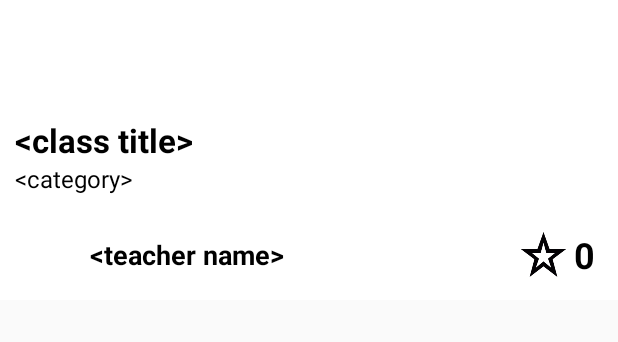
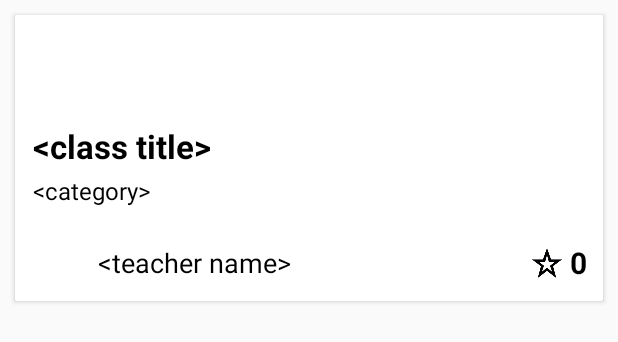
Before and after one commit to maxamillion32/firehub, an Android app: the layout item_course.xml on its own in the app's theme, with its tools: preview values and no code run, on a phone screen of 412 x 824 dp. Shown: the top 342 px of the screen. Run offline under Robolectric (Android 15) with nearby library versions, the phone set to English and light mode, and no system bars.

Commit message:
layout changes

```diff
--- a/app/src/main/java/com/tropicthunder/firehub/PostListAdapter.java
+++ b/app/src/main/java/com/tropicthunder/firehub/PostListAdapter.java
@@ -189,8 +189,14 @@ public class PostListAdapter extends RecyclerView.Adapter<PostListAdapter.PostsV
         postsViewHolder.tvCategory.setText(postsList.get(i).getCategory());
         postsViewHolder.tvClassTitle.setText(postsList.get(i).getTitle());
 
-        Picasso.with(context).load(postsList.get(i).getCoursePicture()).into(postsViewHolder.coursePicture);
-        Picasso.with(context).load(postsList.get(i).getTeacherPicture()).into(postsViewHolder.teacherPicture);
+        Picasso.with(context).load(postsList.get(i).getCoursePicture())
+                .centerCrop()
+                .fit()
+                .into(postsViewHolder.coursePicture);
+        Picasso.with(context).load(postsList.get(i).getTeacherPicture())
+                .centerCrop()
+                .fit()
+                .into(postsViewHolder.teacherPicture);
 
 //        postsViewHolder.itemView.setOnClickListener(new View.OnClickListener() {
 //            @Override
--- a/app/src/main/res/layout/item_course.xml
+++ b/app/src/main/res/layout/item_course.xml
@@ -5,10 +5,19 @@
     android:clickable="true"
     android:focusable="true">
 
-    <RelativeLayout
+    <android.support.v7.widget.CardView
         android:layout_width="match_parent"
         android:layout_height="wrap_content"
-        android:gravity="center_vertical">
+        android:gravity="center_vertical"
+        android:background="#ffffff"
+        android:padding="2sp"
+        android:layout_margin="10sp">
+
+        <LinearLayout
+            android:orientation="vertical"
+            android:layout_width="match_parent"
+            android:layout_height="wrap_content"
+            android:background="#ffffff">
 
             <LinearLayout
                 android:orientation="vertical"
@@ -35,7 +44,7 @@
                         android:layout_margin="10sp">
 
                         <TextView
-                        android:layout_width="match_parent"
+                            android:layout_width="wrap_content"
                             android:layout_height="wrap_content"
                             android:textAppearance="?android:attr/textAppearanceMedium"
                             android:text="&lt;class title>"
@@ -43,7 +52,9 @@
                             android:layout_gravity="left|bottom"
                             android:textSize="22sp"
                             android:textStyle="bold"
-                        android:textColor="#000000" />
+                            android:textColor="#000000"
+                            android:background="#ffffff"
+                            android:layout_margin="2sp" />
 
                         <TextView
                             android:layout_width="wrap_content"
@@ -52,7 +63,9 @@
                             android:text="&lt;category>"
                             android:id="@+id/txt_Category"
                             android:textColor="#000000"
-                        android:textSize="16sp" />
+                            android:textSize="16sp"
+                            android:background="#ffffff"
+                            android:layout_margin="2sp" />
                     </LinearLayout>
 
                 </FrameLayout>
@@ -62,7 +75,7 @@
                     android:layout_width="match_parent"
                     android:layout_height="match_parent"
                     android:background="#ffffff"
-                android:layout_margin="10sp"
+                    android:layout_margin="5sp"
                     android:gravity="center_vertical">
 
                     <ImageView
@@ -78,7 +91,7 @@
                         android:id="@+id/txt_teacherName"
                         android:textColor="#000000"
                         android:layout_marginLeft="10sp"
-                    android:textStyle="bold" />
+                        android:textSize="18sp" />
 
                     <LinearLayout
                         android:orientation="horizontal"
@@ -87,8 +100,8 @@
                         android:gravity="center_vertical|end">
 
                         <ImageView
-                        android:layout_width="30sp"
-                        android:layout_height="30sp"
+                            android:layout_width="20sp"
+                            android:layout_height="20sp"
                             android:id="@+id/imageView2"
                             android:src="@drawable/star" />
 
@@ -101,12 +114,14 @@
                             android:textStyle="bold"
                             android:layout_marginLeft="5sp"
                             android:textColor="#000000"
-                        android:textSize="24sp"
+                            android:textSize="20sp"
                             android:layout_marginRight="5sp" />
                     </LinearLayout>
                 </LinearLayout>
+
+            </LinearLayout>
         </LinearLayout>
 
-    </RelativeLayout>
+    </android.support.v7.widget.CardView>
 
 </LinearLayout>
```
Lines whose indentation alone changed are shown as unchanged.
